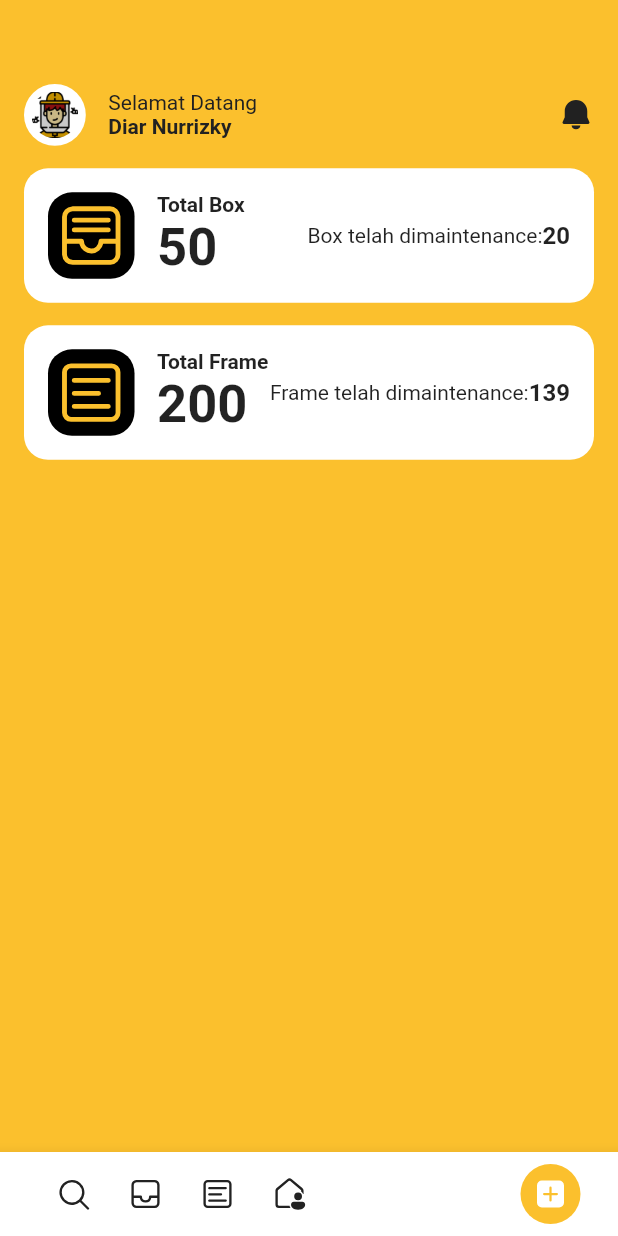
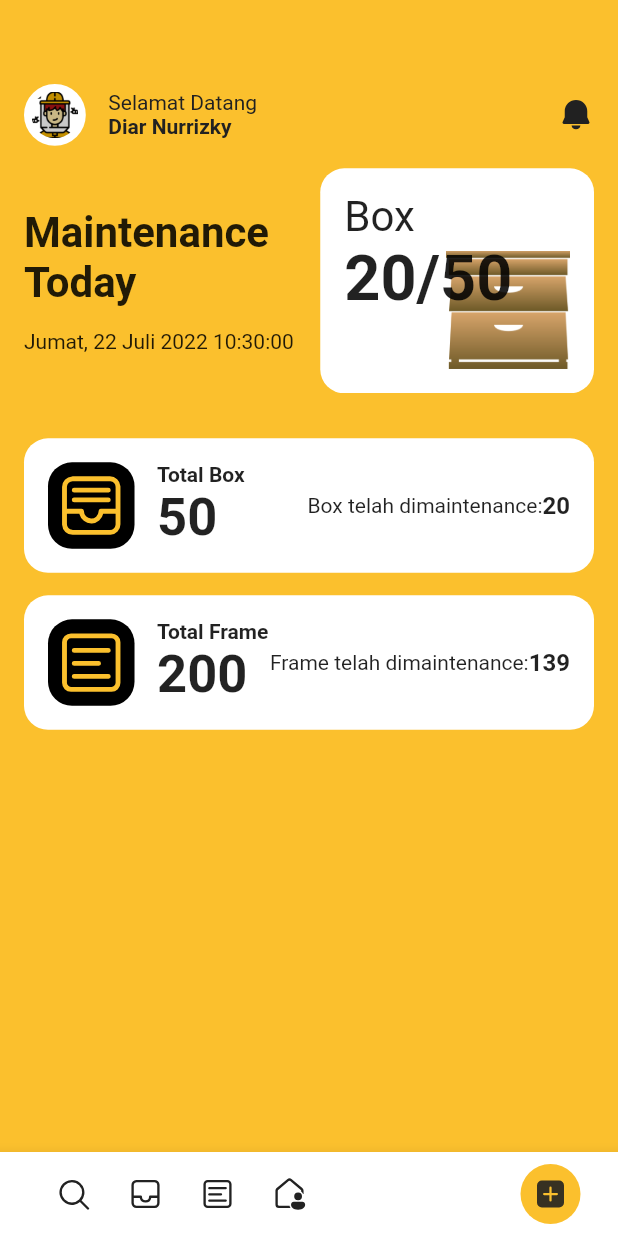
Before and after one commit to diarn/honey-keeper, a Flutter app: the HomeView screen opened by its route, on a phone screen of 412 x 824 dp. Run offline on Flutter 3.47's test engine with Material 2 defaults, Android fonts, the phone set to English and light mode, and no system bars; our stand-ins replace fluentui_system_icons, get, get_storage, google_fonts; accounts and stored records are empty; Roboto replaces fonts that are missing (Assistant).

Commit message:
home layout

```diff
--- a/lib/app/data/assets_value.dart
+++ b/lib/app/data/assets_value.dart
@@ -2,4 +2,6 @@ class AssetsValue {
   final String imgLogo = "assets/images/app_logo.png";
   final String imgBgSplash = "assets/images/bg_splash.png";
   final String imgDefaultAvatar = "assets/images/default_avatar.png";
+  final String imgBox = "assets/images/box.png";
+  final String imgFrame = "assets/images/frame.png";
 }
--- a/lib/app/modules/home/controllers/home_controller.dart
+++ b/lib/app/modules/home/controllers/home_controller.dart
@@ -1,9 +1,20 @@
+import 'dart:async';
+
 import 'package:flutter/services.dart';
 import 'package:get/get.dart';
+import 'package:intl/date_symbol_data_local.dart';
+import 'package:intl/intl.dart';
 
 class HomeController extends GetxController {
+  RxString now = "".obs;
   @override
   void onInit() {
+    initializeDateFormatting();
+    Timer.periodic(1.seconds, (timer) {
+      DateTime _temp = DateTime.now();
+      now.value = DateFormat("EEEE, dd MMMM yyyy HH:mm:ss", "id").format(_temp);
+      now.refresh();
+    });
     Future.delayed(2400.milliseconds, () {
       SystemChrome.setEnabledSystemUIMode(
         SystemUiMode.edgeToEdge,
--- a/lib/app/modules/home/views/home_view.dart
+++ b/lib/app/modules/home/views/home_view.dart
@@ -95,6 +95,74 @@ class HomeView extends GetView<HomeController> {
                   children: [
                     SizedBox(
                       height: _myValues.yWidgetSpace,
+                    ),
+                    Padding(
+                      padding: EdgeInsets.only(
+                        left: 16,
+                        right: 16,
+                      ),
+                      child: Container(
+                        width: double.infinity,
+                        child: Row(
+                          children: [
+                            Expanded(
+                              child: Container(
+                                width: double.infinity,
+                                child: Column(
+                                  crossAxisAlignment: CrossAxisAlignment.start,
+                                  children: [
+                                    Text(
+                                      "Maintenance \nToday",
+                                      style: TextStyle(
+                                        fontWeight: FontWeight.bold,
+                                        fontSize: 28,
+                                      ),
+                                    ),
+                                    SizedBox(
+                                      height: _myValues.yWidgetSpace,
+                                    ),
+                                    Obx(() {
+                                      return Text(
+                                        controller.now.value,
+                                      );
+                                    }),
+                                  ],
+                                ),
+                              ),
+                            ),
+                            SizedBox(
+                              width: _myValues.xWidgetSpace,
+                            ),
+                            Expanded(
+                              child: Container(
+                                height: 150,
+                                child: PageView(
+                                  physics: BouncingScrollPhysics(),
+                                  children: [
+                                    Card02(
+                                      label: "Box",
+                                      image: _assetsValue.imgBox,
+                                      imageSize: size.width * 0.2,
+                                      value1: "20",
+                                      value2: "50",
+                                    ),
+                                    Card02(
+                                      label: "Frame",
+                                      image: _assetsValue.imgFrame,
+                                      imageSize: size.width * 0.2,
+                                      value1: "139",
+                                      value2: "200",
+                                    ),
+                                  ],
+                                ),
+                              ),
+                            ),
+                          ],
+                        ),
+                      ),
+                    ),
+                    SizedBox(
+                      height: _myValues.yContentSpace,
                     ),
                     Padding(
                       padding: const EdgeInsets.only(
@@ -264,7 +332,7 @@ class IconBottomBar2 extends StatelessWidget {
         icon: Icon(
           icon,
           // size: 25,
-          color: Colors.white,
+          color: MyColors.textColor1.shade800,
         ),
       ),
     );
--- a/lib/app/views/views/my_widget_view.dart
+++ b/lib/app/views/views/my_widget_view.dart
@@ -265,3 +265,64 @@ class Card01 extends StatelessWidget {
     );
   }
 }
+
+class Card02 extends StatelessWidget {
+  final String label;
+  final String image;
+  final double imageSize;
+  final String value1;
+  final String value2;
+  const Card02({
+    Key? key,
+    required this.label,
+    required this.image,
+    required this.imageSize,
+    required this.value1,
+    required this.value2,
+  }) : super(key: key);
+
+  @override
+  Widget build(BuildContext context) {
+    return Container(
+      width: double.infinity,
+      padding: EdgeInsets.all(16),
+      decoration: BoxDecoration(
+        borderRadius: BorderRadius.circular(16),
+        color: Colors.white,
+      ),
+      child: Stack(
+        children: [
+          Positioned(
+            bottom: 0,
+            right: 0,
+            child: Image.asset(
+              image,
+              width: imageSize,
+            ),
+          ),
+          Padding(
+            padding: const EdgeInsets.all(0),
+            child: Column(
+              crossAxisAlignment: CrossAxisAlignment.start,
+              children: [
+                Text(
+                  label,
+                  style: TextStyle(
+                    fontSize: 28,
+                  ),
+                ),
+                Text(
+                  "$value1/$value2",
+                  style: TextStyle(
+                    fontSize: 42,
+                    fontWeight: FontWeight.bold,
+                  ),
+                ),
+              ],
+            ),
+          ),
+        ],
+      ),
+    );
+  }
+}
--- a/pubspec.yaml
+++ b/pubspec.yaml
@@ -11,6 +11,7 @@ dependencies:
   google_fonts: 3.0.1
   get_storage: 2.0.3
   fluentui_system_icons: 1.1.175
+  intl: 0.17.0
   flutter:
     sdk: flutter
 
```
Also changed, not shown: assets/images/box.png (added), assets/images/frame.png (added), pubspec.lock.
